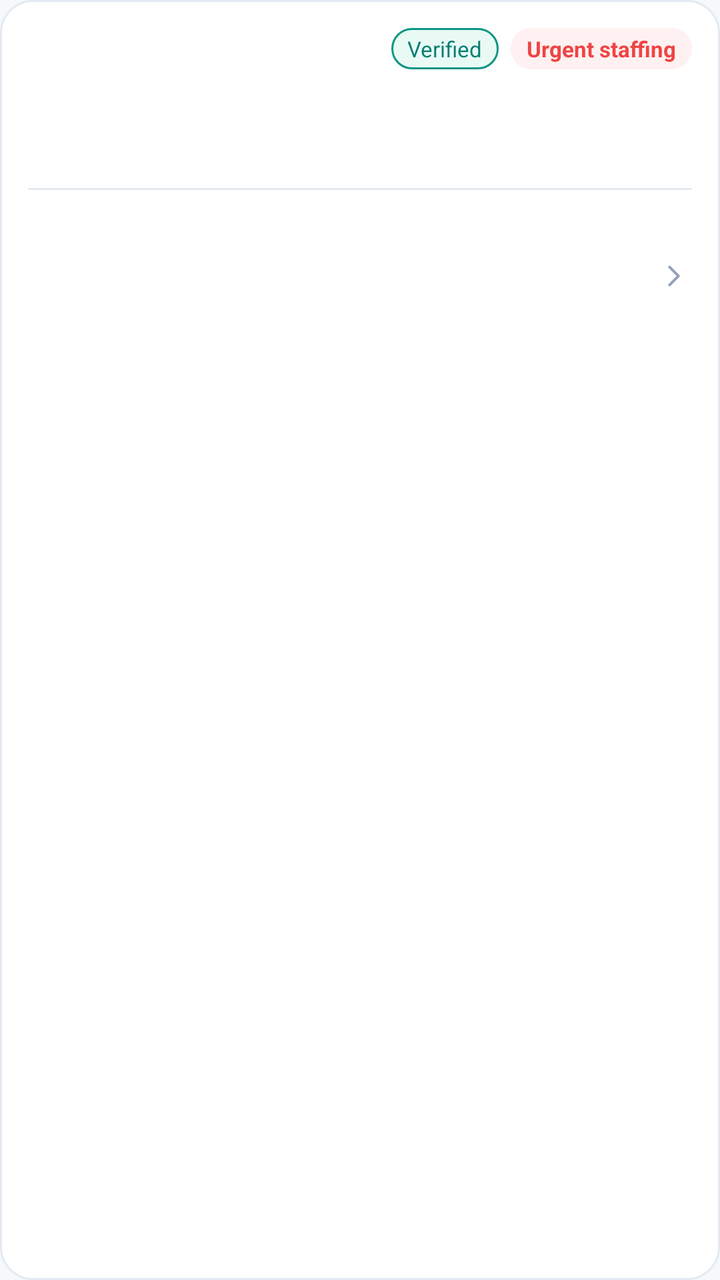
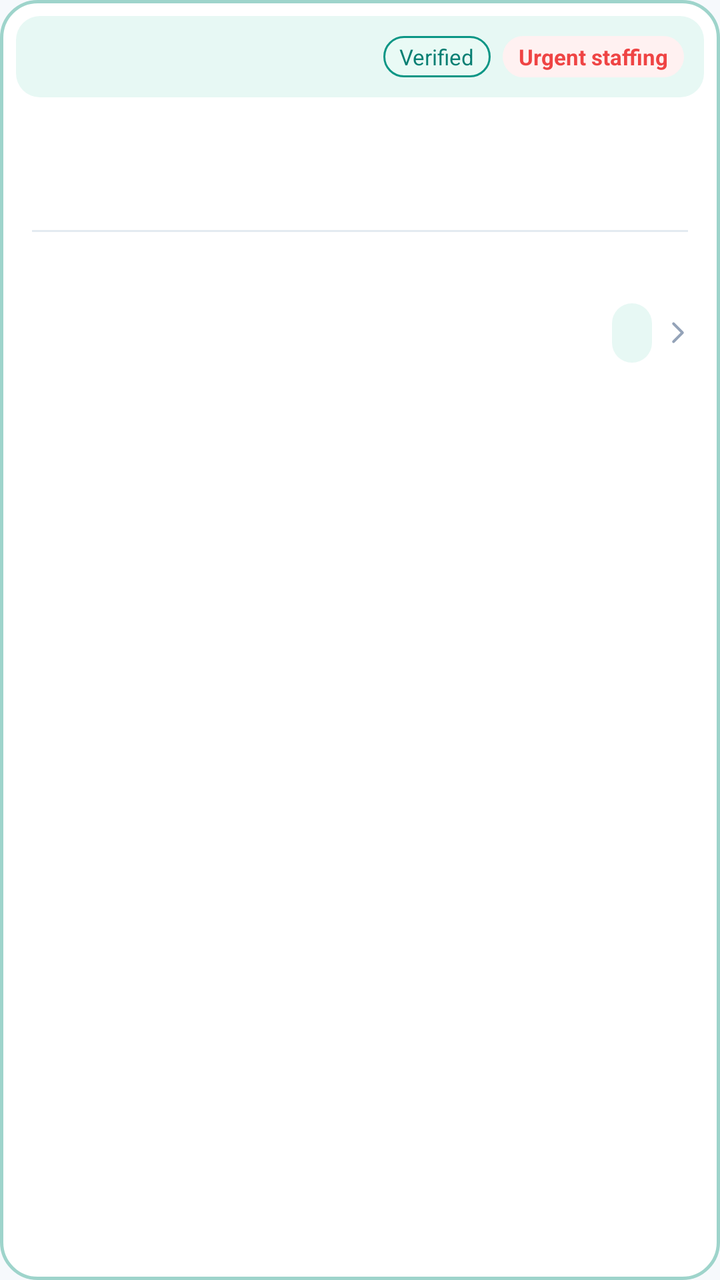

An Android layout rendered at two revisions. The XML below is the earlier revision; the diff shows what the commit changed to produce the second picture.
<!-- AndroidManifest.xml: application theme Theme.Shafi -->
<!-- res/layout/item_job.xml -->
<?xml version="1.0" encoding="utf-8"?>
<LinearLayout xmlns:android="http://schemas.android.com/apk/res/android"
    android:layout_width="match_parent"
    android:layout_height="wrap_content"
    android:layout_marginBottom="10dp"
    android:background="@drawable/bg_job_card"
    android:clickable="true"
    android:focusable="true"
    android:orientation="vertical"
    android:padding="14dp">

    <LinearLayout
        android:layout_width="match_parent"
        android:layout_height="wrap_content"
        android:gravity="center_vertical"
        android:orientation="horizontal">

        <TextView
            android:id="@+id/tv_hospital"
            android:layout_width="0dp"
            android:layout_height="wrap_content"
            android:layout_weight="1"
            android:textColor="@color/navy"
            android:textSize="14sp"
            android:textStyle="bold" />

        <TextView
            android:id="@+id/tv_verified"
            android:layout_width="wrap_content"
            android:layout_height="wrap_content"
            android:layout_marginStart="8dp"
            android:background="@drawable/bg_pill_green"
            android:paddingStart="8dp"
            android:paddingTop="3dp"
            android:paddingEnd="8dp"
            android:paddingBottom="3dp"
            android:text="Verified"
            android:textColor="@color/emerald_deep"
            android:textSize="11sp" />

        <TextView
            android:id="@+id/tv_urgent"
            android:layout_width="wrap_content"
            android:layout_height="wrap_content"
            android:layout_marginStart="6dp"
            android:background="@drawable/bg_pill_urgent"
            android:paddingStart="8dp"
            android:paddingTop="3dp"
            android:paddingEnd="8dp"
            android:paddingBottom="3dp"
            android:text="Urgent staffing"
            android:textColor="@color/sos"
            android:textSize="11sp"
            android:textStyle="bold" />
    </LinearLayout>

    <TextView
        android:id="@+id/tv_title"
        android:layout_width="match_parent"
        android:layout_height="wrap_content"
        android:layout_marginTop="8dp"
        android:textColor="@color/navy"
        android:textSize="16sp"
        android:textStyle="bold" />

    <TextView
        android:id="@+id/tv_meta"
        android:layout_width="match_parent"
        android:layout_height="wrap_content"
        android:layout_marginTop="2dp"
        android:textColor="@color/muted"
        android:textSize="13sp" />

    <View
        android:layout_width="match_parent"
        android:layout_height="1dp"
        android:layout_marginTop="10dp"
        android:background="@color/line" />

    <TextView
        android:id="@+id/tv_when"
        android:layout_width="match_parent"
        android:layout_height="wrap_content"
        android:layout_marginTop="10dp"
        android:textColor="@color/text_primary"
        android:textSize="13sp" />

    <LinearLayout
        android:layout_width="match_parent"
        android:layout_height="wrap_content"
        android:layout_marginTop="6dp"
        android:gravity="center_vertical"
        android:orientation="horizontal">

        <TextView
            android:id="@+id/tv_place"
            android:layout_width="0dp"
            android:layout_height="wrap_content"
            android:layout_weight="1"
            android:textColor="@color/muted"
            android:textSize="12sp" />

        <TextView
            android:id="@+id/tv_pay"
            android:layout_width="wrap_content"
            android:layout_height="wrap_content"
            android:textColor="@color/emerald_deep"
            android:textSize="14sp"
            android:textStyle="bold" />

        <ImageView
            android:layout_width="18dp"
            android:layout_height="18dp"
            android:layout_marginStart="4dp"
            android:contentDescription="Open details"
            android:src="@drawable/ic_chevron_right" />
    </LinearLayout>
</LinearLayout>
<!-- resources referenced by this layout -->
<resources>
  <color name="emerald_deep">#087F73</color>
  <color name="line">#E3EAF1</color>
  <color name="muted">#65758B</color>
  <color name="navy">#14243A</color>
  <color name="sos">#EF4444</color>
  <color name="text_primary">#14243A</color>
  <!-- drawable bg_job_card (drawable) -->
  <?xml version="1.0" encoding="utf-8"?>
  <ripple xmlns:android="http://schemas.android.com/apk/res/android"
      android:color="#1A0B9685">
      <item android:id="@android:id/mask">
          <shape android:shape="rectangle">
              <solid android:color="@color/white" />
              <corners android:radius="16dp" />
          </shape>
      </item>
      <item>
          <shape android:shape="rectangle">
              <solid android:color="@color/white" />
              <stroke
                  android:width="1dp"
                  android:color="@color/line" />
              <corners android:radius="16dp" />
          </shape>
      </item>
  </ripple>
  <!-- drawable bg_pill_green (drawable) -->
  <?xml version="1.0" encoding="utf-8"?>
  <shape xmlns:android="http://schemas.android.com/apk/res/android" android:shape="rectangle">
      <solid android:color="@color/theme_soft" />
      <stroke android:width="1dp" android:color="@color/theme_bright" />
      <corners android:radius="20dp" />
  </shape>
  <!-- drawable bg_pill_urgent (drawable) -->
  <?xml version="1.0" encoding="utf-8"?>
  <shape xmlns:android="http://schemas.android.com/apk/res/android" android:shape="rectangle">
      <solid android:color="@color/sos_bg" />
      <corners android:radius="20dp" />
  </shape>
  <!-- drawable ic_chevron_right (drawable) -->
  <?xml version="1.0" encoding="utf-8"?>
  <vector xmlns:android="http://schemas.android.com/apk/res/android"
      android:width="24dp"
      android:height="24dp"
      android:viewportWidth="24"
      android:viewportHeight="24">
      <path
          android:fillColor="#00000000"
          android:pathData="M9,6 L15,12 L9,18"
          android:strokeColor="#94A3B8"
          android:strokeLineCap="round"
          android:strokeLineJoin="round"
          android:strokeWidth="1.8" />
  </vector>
  <color name="white">#FFFFFFFF</color>
  <color name="theme_soft">#E9FAF5</color>
  <color name="theme_bright">#0B9685</color>
  <color name="sos_bg">#FFF1F1</color>
  <color name="theme">#0B9685</color>
  <color name="page">#F6F9FC</color>
  <color name="text_muted">#94A3B8</color>
  <color name="error">#F04444</color>
  <color name="text_secondary">#65758B</color>
  <style name="Text.Shafi.FieldHint" parent="TextAppearance.MaterialComponents.Caption">
          <item name="android:textSize">13sp</item>
          <item name="android:fontFamily">sans-serif-medium</item>
      </style>
  <!-- unchanged entries left out for length: 2 -->
</resources>

<!-- the commit's change to res/layout/item_job.xml (unified diff, before → after) -->
@@ -2,26 +2,33 @@
 <LinearLayout xmlns:android="http://schemas.android.com/apk/res/android"
     android:layout_width="match_parent"
     android:layout_height="wrap_content"
-    android:layout_marginBottom="10dp"
-    android:background="@drawable/bg_job_card"
+    android:layout_marginBottom="12dp"
+    android:background="@drawable/bg_post_job"
     android:clickable="true"
     android:focusable="true"
-    android:orientation="vertical"
-    android:padding="14dp">
+    android:orientation="vertical">
 
     <LinearLayout
         android:layout_width="match_parent"
         android:layout_height="wrap_content"
+        android:layout_marginStart="8dp"
+        android:layout_marginTop="8dp"
+        android:layout_marginEnd="8dp"
+        android:background="@drawable/bg_post_head_mint"
         android:gravity="center_vertical"
-        android:orientation="horizontal">
+        android:orientation="horizontal"
+        android:paddingStart="12dp"
+        android:paddingTop="10dp"
+        android:paddingEnd="10dp"
+        android:paddingBottom="10dp">
 
         <TextView
             android:id="@+id/tv_hospital"
             android:layout_width="0dp"
             android:layout_height="wrap_content"
             android:layout_weight="1"
-            android:textColor="@color/navy"
-            android:textSize="14sp"
+            android:textColor="@color/emerald_deep"
+            android:textSize="13sp"
             android:textStyle="bold" />
 
         <TextView
@@ -58,37 +65,48 @@
         android:id="@+id/tv_title"
         android:layout_width="match_parent"
         android:layout_height="wrap_content"
-        android:layout_marginTop="8dp"
+        android:layout_marginStart="16dp"
+        android:layout_marginTop="12dp"
+        android:layout_marginEnd="16dp"
         android:textColor="@color/navy"
-        android:textSize="16sp"
+        android:textSize="17sp"
         android:textStyle="bold" />
 
     <TextView
         android:id="@+id/tv_meta"
         android:layout_width="match_parent"
         android:layout_height="wrap_content"
+        android:layout_marginStart="16dp"
         android:layout_marginTop="2dp"
+        android:layout_marginEnd="16dp"
         android:textColor="@color/muted"
         android:textSize="13sp" />
 
     <View
         android:layout_width="match_parent"
         android:layout_height="1dp"
-        android:layout_marginTop="10dp"
+        android:layout_marginStart="16dp"
+        android:layout_marginTop="12dp"
+        android:layout_marginEnd="16dp"
         android:background="@color/line" />
 
     <TextView
         android:id="@+id/tv_when"
         android:layout_width="match_parent"
         android:layout_height="wrap_content"
+        android:layout_marginStart="16dp"
         android:layout_marginTop="10dp"
+        android:layout_marginEnd="16dp"
         android:textColor="@color/text_primary"
         android:textSize="13sp" />
 
     <LinearLayout
         android:layout_width="match_parent"
         android:layout_height="wrap_content"
-        android:layout_marginTop="6dp"
+        android:layout_marginStart="16dp"
+        android:layout_marginTop="8dp"
+        android:layout_marginEnd="12dp"
+        android:layout_marginBottom="14dp"
         android:gravity="center_vertical"
         android:orientation="horizontal">
 
@@ -104,8 +122,13 @@
             android:id="@+id/tv_pay"
             android:layout_width="wrap_content"
             android:layout_height="wrap_content"
+            android:background="@drawable/bg_pay_chip"
+            android:paddingStart="10dp"
+            android:paddingTop="6dp"
+            android:paddingEnd="10dp"
+            android:paddingBottom="6dp"
             android:textColor="@color/emerald_deep"
-            android:textSize="14sp"
+            android:textSize="13sp"
             android:textStyle="bold" />
 
         <ImageView
<!-- resource entries referenced after the edit -->
@@ -6,26 +6,12 @@
   <color name="navy">#14243A</color>
   <color name="sos">#EF4444</color>
   <color name="text_primary">#14243A</color>
-  <!-- drawable bg_job_card (drawable) -->
+  <!-- drawable bg_pay_chip (drawable) -->
   <?xml version="1.0" encoding="utf-8"?>
-  <ripple xmlns:android="http://schemas.android.com/apk/res/android"
-      android:color="#1A0B9685">
-      <item android:id="@android:id/mask">
-          <shape android:shape="rectangle">
-              <solid android:color="@color/white" />
-              <corners android:radius="16dp" />
-          </shape>
-      </item>
-      <item>
-          <shape android:shape="rectangle">
-              <solid android:color="@color/white" />
-              <stroke
-                  android:width="1dp"
-                  android:color="@color/line" />
-              <corners android:radius="16dp" />
-          </shape>
-      </item>
-  </ripple>
+  <shape xmlns:android="http://schemas.android.com/apk/res/android" android:shape="rectangle">
+      <solid android:color="#E7F8F4" />
+      <corners android:radius="20dp" />
+  </shape>
   <!-- drawable bg_pill_green (drawable) -->
   <?xml version="1.0" encoding="utf-8"?>
   <shape xmlns:android="http://schemas.android.com/apk/res/android" android:shape="rectangle">
@@ -39,6 +25,32 @@
       <solid android:color="@color/sos_bg" />
       <corners android:radius="20dp" />
   </shape>
+  <!-- drawable bg_post_head_mint (drawable) -->
+  <?xml version="1.0" encoding="utf-8"?>
+  <shape xmlns:android="http://schemas.android.com/apk/res/android" android:shape="rectangle">
+      <solid android:color="#E7F8F4" />
+      <corners android:radius="12dp" />
+  </shape>
+  <!-- drawable bg_post_job (drawable) -->
+  <?xml version="1.0" encoding="utf-8"?>
+  <ripple xmlns:android="http://schemas.android.com/apk/res/android"
+      android:color="#1A0B9685">
+      <item android:id="@android:id/mask">
+          <shape android:shape="rectangle">
+              <solid android:color="@color/white" />
+              <corners android:radius="18dp" />
+          </shape>
+      </item>
+      <item>
+          <shape android:shape="rectangle">
+              <solid android:color="@color/white" />
+              <stroke
+                  android:width="1.5dp"
+                  android:color="#9ED4CB" />
+              <corners android:radius="18dp" />
+          </shape>
+      </item>
+  </ripple>
   <!-- drawable ic_chevron_right (drawable) -->
   <?xml version="1.0" encoding="utf-8"?>
   <vector xmlns:android="http://schemas.android.com/apk/res/android"
